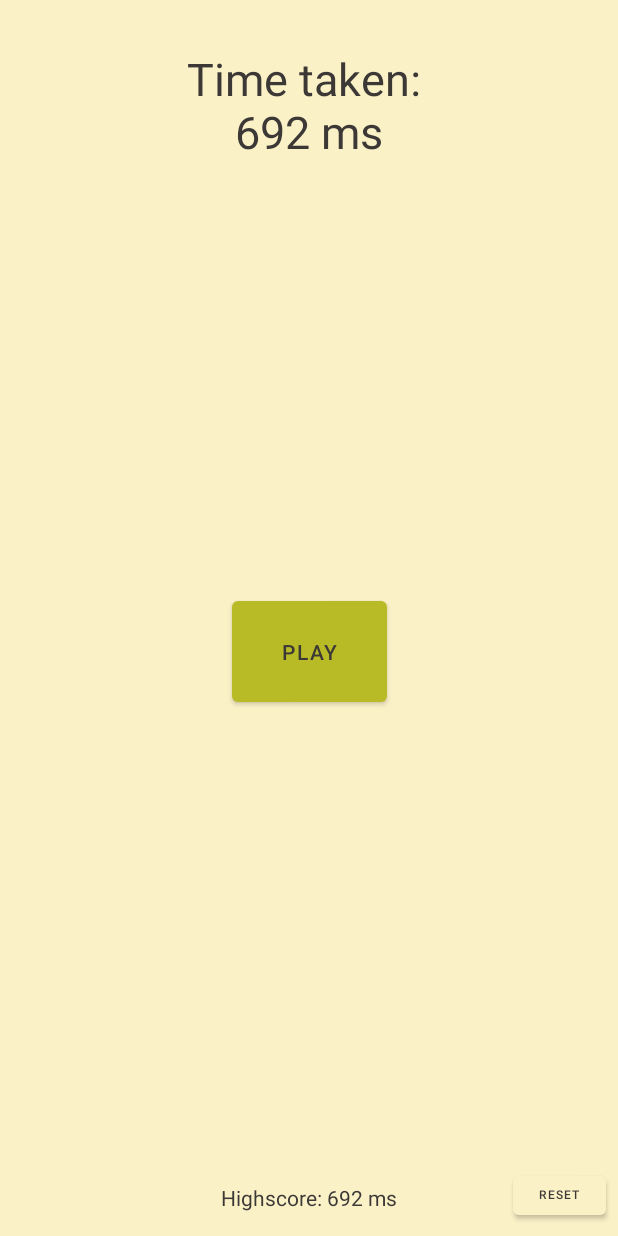
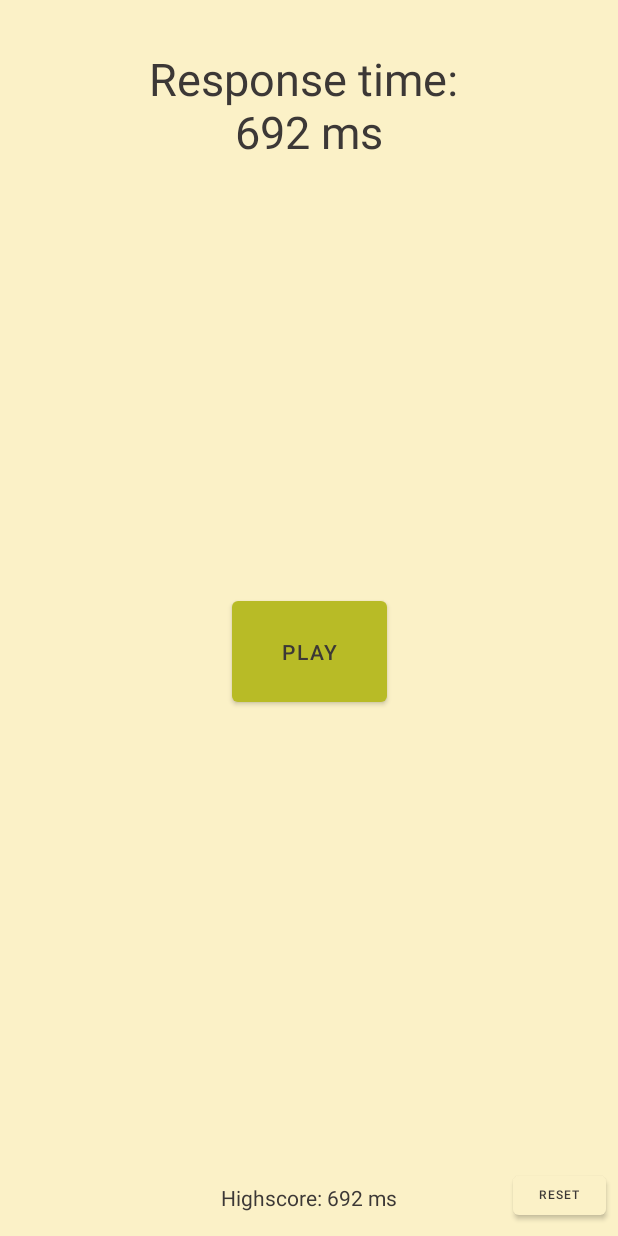
Before and after one commit to Kuuhhl/reactionTime, an Android app: the screen it shows after launch (MainActivity), after a tap on "CLICK!", on a phone screen of 412 x 824 dp. Run offline under Robolectric (Android 15) with nearby library versions, the phone set to English and light mode, and no system bars; 1 other tap on this screen came first.

Commit message:
changed some message strings

```diff
--- a/app/src/main/java/com/kuuhhl/reactionTime/MainActivity.java
+++ b/app/src/main/java/com/kuuhhl/reactionTime/MainActivity.java
@@ -43,7 +43,7 @@ public class MainActivity extends AppCompatActivity {
     }
 
     public void showHighscore(long score) {
-        highscoreTextview.setText(getString(R.string.highscoreText) + " " + score + " ms");
+        highscoreTextview.setText(getString(R.string.highscoreText) + ": " + score + " ms");
     }
 
     public void updateHighScore(long value) {
--- a/app/src/main/res/values/strings.xml
+++ b/app/src/main/res/values/strings.xml
@@ -3,8 +3,8 @@
     <string name="greetingText">Press Button to start</string>
     <string name="waitText">Wait...</string>
     <string name="pressText">Click!</string>
-    <string name="startGameText">play</string>
-    <string name="timeTakenText">Time taken</string>
-    <string name="highscoreText">Highscore:</string>
-    <string name="resetText">reset</string>
+    <string name="startGameText">Play</string>
+    <string name="timeTakenText">Response time</string>
+    <string name="highscoreText">Highscore</string>
+    <string name="resetText">Reset</string>
 </resources>
```
